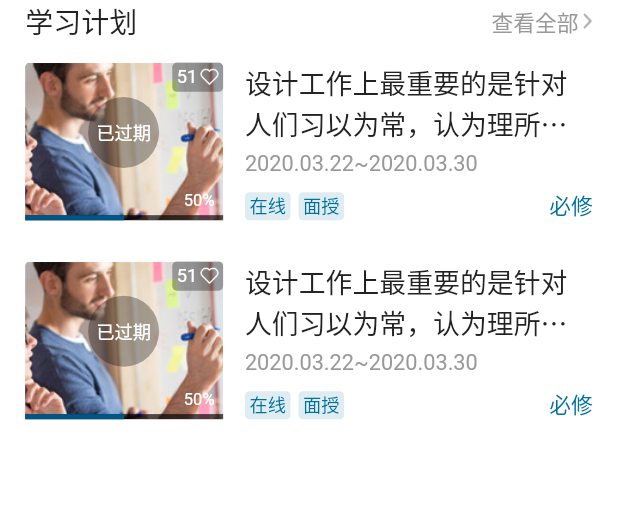
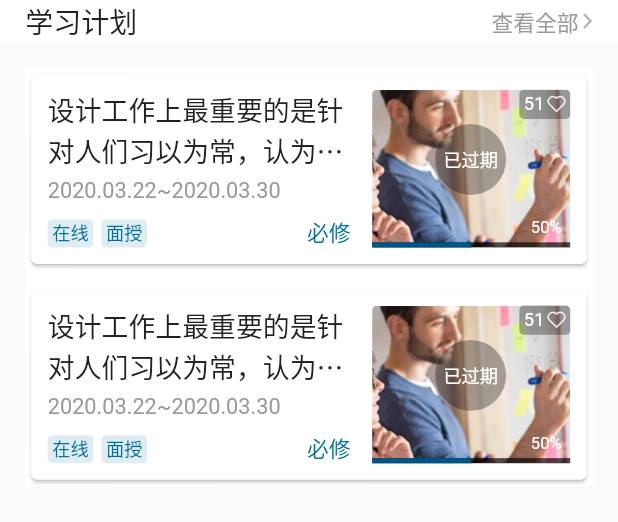
Before and after one commit to LiuMeng1224/Flutter-App, a Flutter app: the LearnActivityPlan widget shown alone on an empty page, opened directly, on a phone screen of 412 x 824 dp. Shown: the top 522 px of the screen. Run offline on Flutter 3.47's test engine with Material 2 defaults, Android fonts, the light colour scheme and no system bars; our stand-ins replace device_info, dio, fluro, flutter_easyrefresh, flutter_screenutil, flutter_swiper and 3 more; accounts and stored records are empty; network calls fail; statements that could not run were skipped.

Commit message:
add:学习活动计划布局

```diff
--- a/flutter_app/lib/componets/home/learn_activity_paln.dart
+++ b/flutter_app/lib/componets/home/learn_activity_paln.dart
@@ -12,17 +12,23 @@ class LearnActivityPlan extends StatefulWidget{
 }
 
 class LearnActivityPlanState extends State<LearnActivityPlan>{
-  int styleType = 1; //1、整体卡片 2、
+  int styleType = 3; //1、左图右文or左文右图-整体卡片 2、左图右文or左文右图-无边式 3、左图右文or左文右图-单独卡片
 
   @override
   Widget build(BuildContext context) {
 
     switch(styleType){
       case 0:
+        return _getNoBorderView();
+        break;
+      case 1:
         return _getWarpCardView();
         break;
-      case 1:
+      case 2:
         return _getNoBorderView();
+        break;
+      case 3:
+        return _getItemCardView();
         break;
       default:
         return _getNoBorderView();
@@ -36,15 +42,30 @@ class LearnActivityPlanState extends State<LearnActivityPlan>{
       children: [
         _listHeader(),
         Card(
-          elevation: 4,
+          elevation: ScreenUtil().setWidth(4),
           shadowColor: Color(0xff434343),
+          margin: EdgeInsets.all(ScreenUtil().setWidth(44)),
           shape: RoundedRectangleBorder(
               borderRadius: BorderRadius.all(Radius.circular(5))
           ),
-          child: Container(
-            padding: EdgeInsets.only(left: ScreenUtil().setWidth(29),right: ScreenUtil().setWidth(29),top: ScreenUtil().setWidth(36),bottom: ScreenUtil().setWidth(36)),
-            color: Colors.white,
-            child: _getPlanView(),
+          child: Column(
+            children: _getPlanList(),
+          ),
+        ),
+      ],
+    );
+  }
+
+  //单独卡片式
+  Widget _getItemCardView(){
+    return Column(
+      children: [
+        _listHeader(),
+        Container(
+          color: Colors.white,
+          margin: EdgeInsets.all(ScreenUtil().setWidth(44)),
+          child: Column(
+            children: _getPlanList(),
           ),
         ),
       ],
@@ -84,18 +105,29 @@ class LearnActivityPlanState extends State<LearnActivityPlan>{
     );
   }
 
-  //获取计划整体布局
-  Widget _getPlanView(){
-    return Container(
-      color: Colors.white,
-    );
-  }
-
   List<Widget> _getPlanList(){
     List<Widget> widgetList = [];
-    widgetList.add(_listHeader());
-    widgetList.add(_leftImageLeftTextItem());
-    widgetList.add(_leftImageLeftTextItem());
+    switch(styleType){
+      case 0:
+        widgetList.add(_listHeader());
+        widgetList.add(_leftImageLeftTextItem());
+        widgetList.add(_leftImageLeftTextItem());
+        break;
+      case 1:
+        widgetList.add(_leftImageLeftTextItem());
+        widgetList.add(_leftImageLeftTextItem());
+        break;
+      case 2:
+        widgetList.add(_listHeader());
+        break;
+      case 3:
+        widgetList.add(_getCardItem());
+        widgetList.add(SizedBox(height: ScreenUtil().setHeight(20),));
+        widgetList.add(_getCardItem());
+        break;
+      default:
+        break;
+    }
     return widgetList;
   }
 
@@ -142,10 +174,17 @@ class LearnActivityPlanState extends State<LearnActivityPlan>{
     );
   }
 
+  //卡片item
+  Widget _getCardItem(){
+    return Card(
+      child: _leftTextRightImage(),
+    );
+  }
+
   //左图右文
   Widget _leftImageLeftTextItem(){
     return Padding(
-      padding: EdgeInsets.only(left: ScreenUtil().setWidth(44),right: ScreenUtil().setWidth(44),top: ScreenUtil().setWidth(36),bottom: ScreenUtil().setWidth(36)),
+      padding: _getPadding(),
       child: Row(
         crossAxisAlignment: CrossAxisAlignment.start,
         children: [
@@ -155,6 +194,38 @@ class LearnActivityPlanState extends State<LearnActivityPlan>{
         ],
       ),
     );
+  }
+
+  //作文有图布局
+  Widget _leftTextRightImage(){
+    return Padding(
+      padding: _getPadding(),
+      child: Row(
+        crossAxisAlignment: CrossAxisAlignment.start,
+        children: [
+          _getTextView(),
+          SizedBox(width: ScreenUtil().setWidth(38),),
+          _getImageView(""),
+        ],
+      ),
+    );
+  }
+
+  EdgeInsetsGeometry _getPadding(){
+    switch(styleType){
+      case 1:
+        return EdgeInsets.only(left: ScreenUtil().setWidth(29),right: ScreenUtil().setWidth(29),top: ScreenUtil().setWidth(36),bottom: ScreenUtil().setWidth(36));
+        break;
+      case 2:
+        return EdgeInsets.only(left: ScreenUtil().setWidth(44),right: ScreenUtil().setWidth(44),top: ScreenUtil().setWidth(36),bottom: ScreenUtil().setWidth(36));
+        break;
+      case 3:
+        return EdgeInsets.all(ScreenUtil().setWidth(29));
+        break;
+      default:
+        return EdgeInsets.only(left: ScreenUtil().setWidth(44),right: ScreenUtil().setWidth(44),top: ScreenUtil().setWidth(36),bottom: ScreenUtil().setWidth(36));
+        break;
+    }
   }
 
   //图片view
--- a/flutter_app/lib/pages/main_page.dart
+++ b/flutter_app/lib/pages/main_page.dart
@@ -65,7 +65,7 @@ class _MainPageState extends State<MainPage> {
   Widget build(BuildContext context) {
     return Scaffold(
       appBar:_renderAppBar(),
-      backgroundColor: Color(0xfff7f7f7),
+      backgroundColor: Colors.white,
       body: IndexedStack(
         index: _currentIndex,
         children: _widgetList,
```
